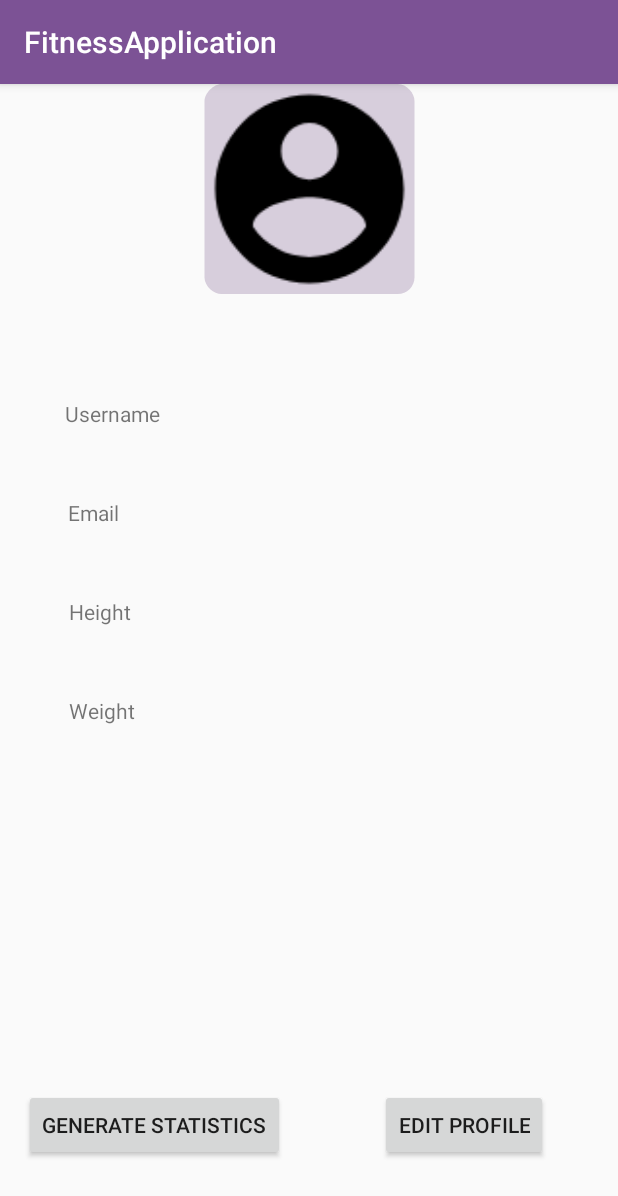
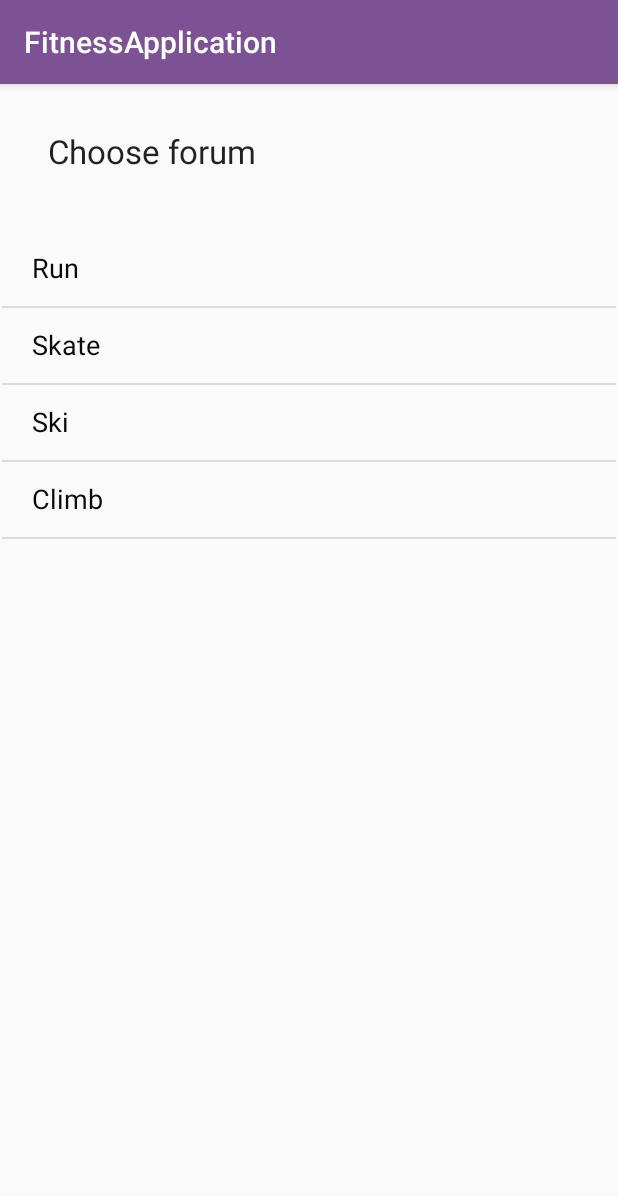
Before and after one commit to nikolinatrudic/FitnessApplication, an Android app: the screen it shows after launch (MainActivity), in the side drawer, after a tap on "Forum", on a phone screen of 412 x 824 dp. Shown: the top 1196 px of the screen. Run offline under Robolectric (Android 15) with nearby library versions, the phone set to English and light mode, and no system bars; our stand-ins replace Room's generated code; 1 statement that could not run was skipped.

Commit message:
Forum in menu...

```diff
--- a/app/src/main/java/com/example/fitnessapplication/activity/MainActivity.java
+++ b/app/src/main/java/com/example/fitnessapplication/activity/MainActivity.java
@@ -23,6 +23,7 @@ import com.example.fitnessapplication.database.dao.ForumDao;
 import com.example.fitnessapplication.database.dao.SportDao;
 import com.example.fitnessapplication.database.entities.Forum;
 import com.example.fitnessapplication.database.entities.Sport;
+import com.example.fitnessapplication.fragment.ChooseForumFragment;
 import com.example.fitnessapplication.fragment.ForumFragment;
 import com.example.fitnessapplication.menu.DrawerLocker;
 import com.example.fitnessapplication.R;
@@ -62,9 +63,6 @@ public class MainActivity extends AppCompatActivity implements NavigationView.On
             sportDao.insertSport(skate);
             sportDao.insertSport(ski);
             sportDao.insertSport(climb);
-
-
-
 
         }
         if(forums.size()==0){
@@ -157,7 +155,7 @@ public class MainActivity extends AppCompatActivity implements NavigationView.On
                 profile();
                 break;
             case R.id.forum:
-              //  forum();
+                forum();
                 break;
             case R.id.log_out:
                 logOut();
@@ -191,8 +189,8 @@ public class MainActivity extends AppCompatActivity implements NavigationView.On
         SharedPreferences.Editor editor = sharedPreferences.edit();
         editor.putString("logged_in_user_username", LoggedInUser.getInstance().getUser().getUsername());
         editor.apply();
-        ForumFragment forumFragment = new ForumFragment();
-        fragmentTransaction.replace(R.id.fragment_container, forumFragment);
+        ChooseForumFragment chooseForumFragment = new ChooseForumFragment();
+        fragmentTransaction.replace(R.id.fragment_container, chooseForumFragment);
         fragmentTransaction.addToBackStack(null);
         fragmentTransaction.commit();
     }
--- /dev/null
+++ b/app/src/main/java/com/example/fitnessapplication/fragment/ChooseForumFragment.java
@@ -0,0 +1,82 @@
+package com.example.fitnessapplication.fragment;
+
+import android.content.ClipData;
+import android.os.Bundle;
+import android.util.Log;
+import android.view.LayoutInflater;
+import android.view.View;
+import android.view.ViewGroup;
+import android.widget.AdapterView;
+import android.widget.ArrayAdapter;
+import android.widget.ListView;
+import android.widget.Spinner;
+import android.widget.TextView;
+
+import androidx.annotation.NonNull;
+import androidx.annotation.Nullable;
+import androidx.fragment.app.Fragment;
+import androidx.fragment.app.FragmentManager;
+import androidx.fragment.app.FragmentTransaction;
+
+import com.example.fitnessapplication.R;
+import com.example.fitnessapplication.database.FitnessDatabase;
+import com.example.fitnessapplication.database.entities.Forum;
+
+import java.util.ArrayList;
+import java.util.List;
+
+public class ChooseForumFragment extends Fragment {
+
+    private ListView listView;
+    private List<ItemForum> itemForums;
+    private ItemForumAdapter adapter;
+
+    @Override
+    public void onCreate(@Nullable Bundle savedInstanceState) {
+        super.onCreate(savedInstanceState);
+    }
+
+    @Nullable
+    @Override
+    public View onCreateView(@NonNull LayoutInflater inflater, @Nullable ViewGroup container, @Nullable Bundle savedInstanceState) {
+        View view = inflater.inflate(R.layout.fragment_choose_forum, container, false);
+
+        listView = view.findViewById(R.id.listForums);
+        adapter = new ItemForumAdapter(getContext(), 0);
+        List<Forum> forums = FitnessDatabase.getInstance(getContext()).forumDao().getForums();
+        itemForums = new ArrayList<>();
+        for (Forum f : forums) {
+            ItemForum newItem = new ItemForum();
+            newItem.setName(f.getName());
+            itemForums.add(newItem);
+        }
+
+        adapter.setItems(itemForums);
+        listView.setAdapter(adapter);
+        listView.setClickable(true);
+
+        listView.setOnItemClickListener(new AdapterView.OnItemClickListener() {
+            @Override
+            public void onItemClick(AdapterView<?> parent, View view, int position, long id) {
+                FragmentManager fragmentManager = getActivity().getSupportFragmentManager();
+                FragmentTransaction fragmentTransaction = fragmentManager.beginTransaction();
+
+                TextView tv = view.findViewById(R.id.textViewItemForum);
+                String selected = tv.getText().toString();
+                Log.e("msg", "Selected: " + selected);
+
+                ForumFragment forumFragment = new ForumFragment();
+                forumFragment.setSport(FitnessDatabase.getInstance(getContext()).sportDao().findSport(selected));
+
+                Forum forum = FitnessDatabase.getInstance(getContext()).forumDao().findForum(selected);
+                forumFragment.setForum(forum);
+
+                fragmentTransaction.replace(R.id.fragment_container, forumFragment);
+                fragmentTransaction.addToBackStack(null);
+                fragmentTransaction.commit();
+
+            }
+        });
+        return view;
+    }
+}
--- /dev/null
+++ b/app/src/main/java/com/example/fitnessapplication/fragment/ItemForum.java
@@ -0,0 +1,14 @@
+package com.example.fitnessapplication.fragment;
+
+public class ItemForum {
+
+    private String name;
+
+    public String getName() {
+        return name;
+    }
+
+    public void setName(String name) {
+        this.name = name;
+    }
+}
--- /dev/null
+++ b/app/src/main/java/com/example/fitnessapplication/fragment/ItemForumAdapter.java
@@ -0,0 +1,59 @@
+package com.example.fitnessapplication.fragment;
+
+import android.content.Context;
+import android.view.LayoutInflater;
+import android.view.View;
+import android.view.ViewGroup;
+import android.widget.ArrayAdapter;
+import android.widget.TextView;
+
+import androidx.annotation.NonNull;
+
+import com.example.fitnessapplication.R;
+
+import java.util.List;
+
+public class ItemForumAdapter extends ArrayAdapter {
+
+    private List<ItemForum> list;
+
+    public ItemForumAdapter(@NonNull Context context, int resource) {
+        super(context, resource);
+    }
+
+    public List<ItemForum> getItems() {
+        return list;
+    }
+
+    public void setItems(List<ItemForum> list) {
+        this.list = list;
+    }
+
+    @Override
+    public int getCount() {
+        return list.size();
+    }
+
+    @Override
+    public long getItemId(int position) {
+        return position;
+    }
+
+
+    @Override
+    public View getView(final int position, View convertView, ViewGroup parent) {
+        TextView line;
+        TextView line_heading;
+        TextView line_username;
+        if(convertView == null){
+            LayoutInflater inflater = LayoutInflater.from(parent.getContext());
+            convertView = inflater.inflate(R.layout.item_forum, parent, false);
+        }
+        line = (TextView) convertView.findViewById(R.id.textViewItemForum);
+
+        line.setText(list.get(position).getName());
+
+
+        return convertView;
+    }
+}
--- a/app/src/main/java/com/example/fitnessapplication/fragment/StepCounterFragment.java
+++ b/app/src/main/java/com/example/fitnessapplication/fragment/StepCounterFragment.java
@@ -229,7 +229,6 @@ public class StepCounterFragment extends Fragment {
         Log.d("Sport name",spor.getName());
         sportPageFragmet.setSport(spor);
 
-
         fragmentTransaction.replace(R.id.fragment_container, sportPageFragmet);
         fragmentTransaction.addToBackStack(null);
         fragmentTransaction.commit();
--- /dev/null
+++ b/app/src/main/res/layout/fragment_choose_forum.xml
@@ -0,0 +1,38 @@
+<?xml version="1.0" encoding="utf-8"?>
+<androidx.constraintlayout.widget.ConstraintLayout
+    xmlns:android="http://schemas.android.com/apk/res/android"
+    xmlns:app="http://schemas.android.com/apk/res-auto"
+    xmlns:tools="http://schemas.android.com/tools"
+    android:layout_width="match_parent"
+    android:layout_height="match_parent">
+
+    <TextView
+        android:id="@+id/textView10"
+        android:layout_width="141dp"
+        android:layout_height="35dp"
+        android:layout_marginStart="32dp"
+        android:layout_marginLeft="32dp"
+        android:layout_marginTop="30dp"
+        android:text="@string/choose_forum"
+        android:textAppearance="@style/TextAppearance.AppCompat.Large"
+        app:layout_constraintStart_toStartOf="parent"
+        app:layout_constraintTop_toTopOf="parent" />
+
+    <LinearLayout
+        android:layout_width="409dp"
+        android:layout_height="670dp"
+        android:layout_marginTop="55dp"
+        android:orientation="vertical"
+        app:layout_constraintBottom_toBottomOf="parent"
+        app:layout_constraintEnd_toEndOf="parent"
+        app:layout_constraintStart_toStartOf="parent"
+        app:layout_constraintTop_toTopOf="parent"
+        app:layout_constraintVertical_bias="1.0">
+
+        <ListView
+            android:id="@+id/listForums"
+            android:layout_width="match_parent"
+            android:layout_height="match_parent" />
+    </LinearLayout>
+
+</androidx.constraintlayout.widget.ConstraintLayout>
--- /dev/null
+++ b/app/src/main/res/layout/item_forum.xml
@@ -0,0 +1,17 @@
+<?xml version="1.0" encoding="utf-8"?>
+<LinearLayout xmlns:android="http://schemas.android.com/apk/res/android"
+    android:layout_width="match_parent"
+    android:layout_height="match_parent"
+    android:orientation="vertical">
+
+    <TextView
+        android:id="@+id/textViewItemForum"
+        android:layout_width="274dp"
+        android:layout_height="50dp"
+        android:paddingLeft="20dp"
+        android:paddingTop="12dp"
+        android:text="@string/forum_name"
+        android:textColor="#090909"
+        android:textSize="18sp" />
+
+</LinearLayout>
--- a/app/src/main/res/values/strings.xml
+++ b/app/src/main/res/values/strings.xml
@@ -20,4 +20,6 @@
     <string name="post2">Post</string>
     <string name="heading">Heading</string>
     <string name="user">User</string>
+    <string name="choose_forum">Choose forum</string>
+    <string name="forum_name">Forum name</string>
 </resources>
```
